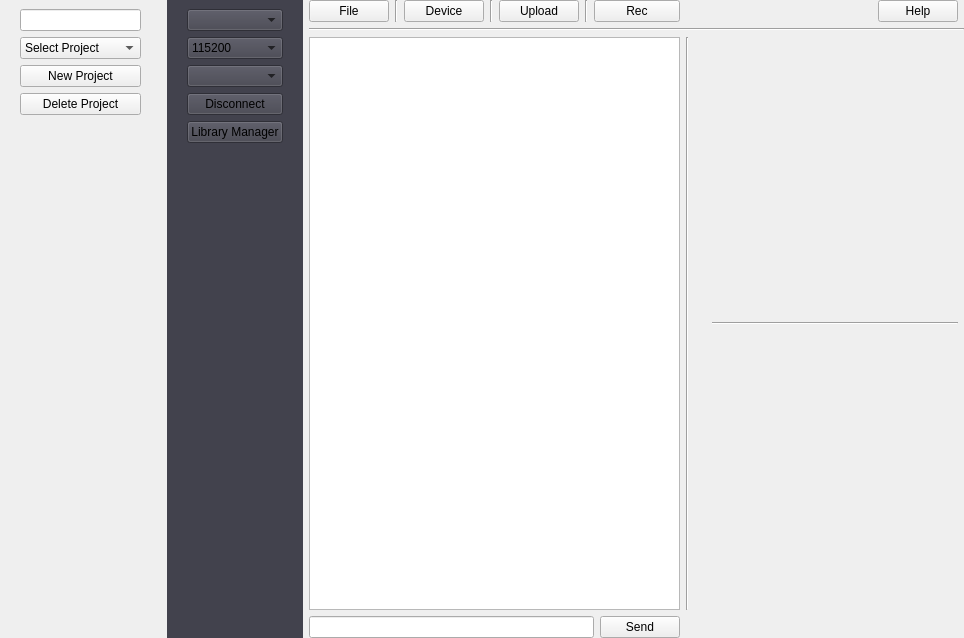
The window that Ui/GraphingUi.ui (OrionAerospaceYT/SideKick) describes before a commit, drawn with Qt 5.
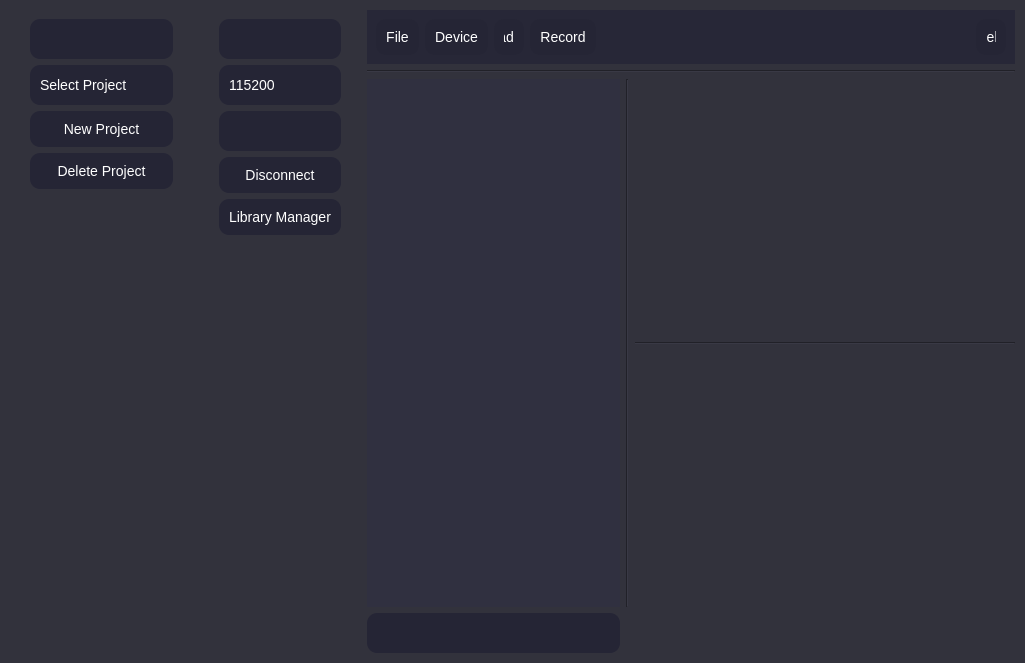
The same window after the commit. Icons and pictures are not drawn.

Commit message:
New GUI font and layout
Added top bar to have colour and its own horizontal layout.

The edit to the form file:
```diff
--- a/Ui/GraphingUi.ui
+++ b/Ui/GraphingUi.ui
@@ -6,8 +6,8 @@
    <rect>
     <x>0</x>
     <y>0</y>
-    <width>964</width>
-    <height>638</height>
+    <width>1025</width>
+    <height>663</height>
    </rect>
   </property>
   <property name="acceptDrops">
@@ -16,6 +16,150 @@
   <property name="windowTitle">
    <string>SideKick</string>
   </property>
+  <property name="styleSheet">
+   <string notr="true">/*General Styling*/
+* {
+  
+	font: 8pt &quot;MS Gothic&quot;;
+  font-size: 14px;
+  background-color: #32323C;
+  color: #FFFFFF;
+}
+
+/*Button Styling*/
+QPushButton {
+  padding: 10px 10px;
+  text-align: center;
+  outline: none;
+  background-color: #252535;
+  border: none;
+  border-radius: 10px;
+}
+QPushButton#upload {
+  image: url(Ui/U_Arrow.png);
+  image-position: left;
+  text-align: right;
+  padding-left: 10px;
+  width: 10px;
+}
+QPushButton#send {
+  image: url(Ui/U_Arrow.png);
+  image-position: left;
+  padding-left: 10px;
+  width: 10px;
+}
+QPushButton#help {
+  image: url(Ui/Help.png);
+  image-position: left;
+  padding-left: 10px;
+  width: 10px;
+}
+QPushButton#new_project {
+  image: url(Ui/Folder.png);
+  image-position: left;
+  padding-left: 10px;
+  width: 10px;
+}
+QPushButton#disconnect {
+  image: url(Ui/Plug.png);
+  image-position: left;
+  padding-left: 10px;
+  width: 10px;
+}
+QPushButton#render {
+  image: url(Ui/SideKick_White.png);
+  image-position: left;
+  padding-left: 10px;
+  width: 20px;
+}
+QPushButton:pressed {
+  background-color: #000;
+}
+QPushButton:hover:!pressed{
+  background-color: #151525;
+}
+
+/*Combo Box Styling*/
+QComboBox {
+  padding: 10px 10px;
+  text-align: center;
+  outline: none;
+  background-color: #252535;
+  border: none;
+  border-radius: 10px;
+  height: 20px;
+}
+QComboBox:pressed {
+  background-color: #000;
+}
+QComboBox:hover:!pressed{
+  background-color: #151525;
+}
+QComboBox:editable {
+  background: #252535;
+}
+  QComboBox:!editable,
+  QComboBox::drop-down:editable,
+  QComboBox:!editable:on,
+  QComboBox::drop-down:editable:on {
+  background: #252535;
+}
+QComboBox::drop-down {
+  subcontrol-origin: padding;
+  subcontrol-position: top right;
+  border-left: none;
+  color: #00f0c3;
+}
+QComboBox::down-arrow {
+  image: url(Ui/D_Arrow.png);
+  image-position: right;
+  padding-right: 50px;
+  width: 50px;
+  height: 20px;
+}
+QComboBox QAbstractItemView {
+  background: #252535;
+  border: none;
+  color: #00f0c3;
+}
+
+/*Line Edit Styling*/
+QLineEdit {
+  padding: 10px 10px;
+  text-align: center;
+  outline: none;
+  background-color: #252535;
+  border: none;
+  border-radius: 10px;
+  height: 20px;
+}
+QLineEdit:hover:!pressed{
+  background-color: #151525;
+}
+
+/*Label Styling*/
+QLabel {
+  font-size: 20px;
+  font-weight: bold;
+  padding-left: 6px;
+}
+
+/*Text Box Styling*/
+QTextBrowser {
+  border: none;
+  padding-left: 40px;
+  background-color: #303040;
+}
+
+QMenuBar {
+  background-color: #151525;
+}
+
+/*Removes the border from the scroll area*/
+QScrollArea {
+  border: none;
+}</string>
+  </property>
   <widget class="QWidget" name="centralwidget">
    <layout class="QGridLayout" name="gridLayout_2">
     <property name="leftMargin">
@@ -31,123 +175,34 @@
      <number>0</number>
     </property>
     <item row="0" column="0">
-     <layout class="QGridLayout" name="gridLayout" rowstretch="0,0,0,0,0,0" columnstretch="0,0,0,0,0,0,0,0,0,0,0,0,0,0">
-      <item row="4" column="11" colspan="2">
-       <widget class="QWidget" name="bottom_widget" native="true"/>
-      </item>
-      <item row="0" column="4">
-       <widget class="QPushButton" name="device">
-        <property name="text">
-         <string>Device</string>
+     <layout class="QGridLayout" name="gridLayout" rowstretch="0,0,1,0,1,0" columnstretch="0,0,1,1,0,3,0">
+      <property name="leftMargin">
+       <number>10</number>
+      </property>
+      <property name="topMargin">
+       <number>10</number>
+      </property>
+      <property name="rightMargin">
+       <number>10</number>
+      </property>
+      <property name="bottomMargin">
+       <number>10</number>
+      </property>
+      <item row="2" column="2" rowspan="3" colspan="2">
+       <widget class="QTextBrowser" name="terminal">
+        <property name="styleSheet">
+         <string notr="true"/>
         </property>
        </widget>
       </item>
-      <item row="2" column="2" rowspan="3" colspan="8">
-       <widget class="QTextBrowser" name="terminal"/>
-      </item>
-      <item row="0" column="2">
-       <widget class="QPushButton" name="file">
-        <property name="text">
-         <string>File</string>
-        </property>
-       </widget>
-      </item>
-      <item row="0" column="12">
-       <widget class="QPushButton" name="help">
-        <property name="text">
-         <string>Help</string>
-        </property>
-       </widget>
-      </item>
-      <item row="0" column="6">
-       <widget class="QPushButton" name="pushButton">
-        <property name="text">
-         <string>Upload</string>
-        </property>
-       </widget>
-      </item>
-      <item row="0" column="11">
-       <spacer name="button_spacer">
-        <property name="orientation">
-         <enum>Qt::Horizontal</enum>
-        </property>
-        <property name="sizeHint" stdset="0">
-         <size>
-          <width>40</width>
-          <height>20</height>
-         </size>
-        </property>
-       </spacer>
-      </item>
-      <item row="2" column="11" colspan="2">
-       <widget class="QWidget" name="top_widget" native="true"/>
-      </item>
-      <item row="5" column="2" colspan="7">
-       <widget class="QLineEdit" name="message"/>
-      </item>
-      <item row="0" column="8" colspan="2">
-       <widget class="QPushButton" name="record">
-        <property name="text">
-         <string>Rec</string>
-        </property>
-       </widget>
-      </item>
-      <item row="5" column="9">
-       <widget class="QPushButton" name="send">
-        <property name="text">
-         <string>Send</string>
-        </property>
-       </widget>
-      </item>
-      <item row="2" column="10" rowspan="3">
+      <item row="2" column="4" rowspan="3">
        <widget class="Line" name="terminal_divider">
         <property name="orientation">
          <enum>Qt::Vertical</enum>
         </property>
        </widget>
       </item>
-      <item row="3" column="11" colspan="2">
-       <widget class="Line" name="horizontal_divider">
-        <property name="orientation">
-         <enum>Qt::Horizontal</enum>
-        </property>
-       </widget>
-      </item>
-      <item row="0" column="3">
-       <widget class="Line" name="line">
-        <property name="orientation">
-         <enum>Qt::Vertical</enum>
-        </property>
-       </widget>
-      </item>
-      <item row="0" column="5">
-       <widget class="Line" name="line_2">
-        <property name="orientation">
-         <enum>Qt::Vertical</enum>
-        </property>
-       </widget>
-      </item>
-      <item row="0" column="7">
-       <widget class="Line" name="line_3">
-        <property name="orientation">
-         <enum>Qt::Vertical</enum>
-        </property>
-       </widget>
-      </item>
-      <item row="0" column="10">
-       <widget class="QLabel" name="record_light">
-        <property name="minimumSize">
-         <size>
-          <width>20</width>
-          <height>20</height>
-         </size>
-        </property>
-        <property name="text">
-         <string/>
-        </property>
-       </widget>
-      </item>
-      <item row="1" column="2" colspan="12">
+      <item row="1" column="2" colspan="5">
        <widget class="Line" name="top_bar">
         <property name="orientation">
          <enum>Qt::Horizontal</enum>
@@ -157,7 +212,147 @@
       <item row="0" column="1" rowspan="6">
        <widget class="QFrame" name="device_layout">
         <property name="styleSheet">
-         <string notr="true">background-color: #42424D;</string>
+         <string notr="true">/*General Styling*/
+* {
+  font: 8pt &quot;MS Gothic&quot;;
+  font-size: 14px;
+  background-color: #32323C;
+  color: #FFFFFF;
+}
+
+/*Button Styling*/
+QPushButton {
+  padding: 10px 10px;
+  text-align: center;
+  outline: none;
+  background-color: #252535;
+  border: none;
+  border-radius: 10px;
+}
+QPushButton#upload {
+  image: url(Ui/U_Arrow.png);
+  image-position: left;
+  text-align: right;
+  padding-left: 10px;
+  width: 10px;
+}
+QPushButton#send {
+  image: url(Ui/U_Arrow.png);
+  image-position: left;
+  padding-left: 10px;
+  width: 10px;
+}
+QPushButton#help {
+  image: url(Ui/Help.png);
+  image-position: left;
+  padding-left: 10px;
+  width: 10px;
+}
+QPushButton#new_project {
+  image: url(Ui/Folder.png);
+  image-position: left;
+  padding-left: 10px;
+  width: 10px;
+}
+QPushButton#disconnect {
+  image: url(Ui/Plug.png);
+  image-position: left;
+  padding-left: 10px;
+  width: 10px;
+}
+QPushButton#render {
+  image: url(Ui/SideKick_White.png);
+  image-position: left;
+  padding-left: 10px;
+  width: 20px;
+}
+QPushButton:pressed {
+  background-color: #000;
+}
+QPushButton:hover:!pressed{
+  background-color: #151525;
+}
+
+/*Combo Box Styling*/
+QComboBox {
+  padding: 10px 10px;
+  text-align: center;
+  outline: none;
+  background-color: #252535;
+  border: none;
+  border-radius: 10px;
+  height: 20px;
+}
+QComboBox:pressed {
+  background-color: #000;
+}
+QComboBox:hover:!pressed{
+  background-color: #151525;
+}
+QComboBox:editable {
+  background: #252535;
+}
+  QComboBox:!editable,
+  QComboBox::drop-down:editable,
+  QComboBox:!editable:on,
+  QComboBox::drop-down:editable:on {
+  background: #252535;
+}
+QComboBox::drop-down {
+  subcontrol-origin: padding;
+  subcontrol-position: top right;
+  border-left: none;
+  color: #00f0c3;
+}
+QComboBox::down-arrow {
+  image: url(Ui/D_Arrow.png);
+  image-position: right;
+  padding-right: 50px;
+  width: 50px;
+  height: 20px;
+}
+QComboBox QAbstractItemView {
+  background: #252535;
+  border: none;
+  color: #00f0c3;
+}
+
+/*Line Edit Styling*/
+QLineEdit {
+  padding: 10px 10px;
+  text-align: center;
+  outline: none;
+  background-color: #252535;
+  border: none;
+  border-radius: 10px;
+  height: 20px;
+}
+QLineEdit:hover:!pressed{
+  background-color: #151525;
+}
+
+/*Label Styling*/
+QLabel {
+  font-size: 20px;
+  font-weight: bold;
+  padding-left: 6px;
+}
+
+/*Text Box Styling*/
+QTextBrowser {
+  border: none;
+  padding-left: 40px;
+  /*border-image: url(Ui/Schematic.png) 0 0 0 0 strech strech;*/
+}
+
+QMenuBar {
+  background-color: #151525;
+}
+
+/*Removes the border from the scroll area*/
+QScrollArea {
+  border: none;
+}</string>
         </property>
         <layout class="QVBoxLayout" name="dhsgd">
          <property name="leftMargin">
@@ -238,7 +433,147 @@
          </size>
         </property>
         <property name="styleSheet">
-         <string notr="true"/>
+         <string notr="true">/*General Styling*/
+* {
+font: 8pt &quot;MS Gothic&quot;;
+  font-size: 14px;
+  background-color: #32323C;
+  color: #FFFFFF;
+}
+
+/*Button Styling*/
+QPushButton {
+  padding: 10px 10px;
+  text-align: center;
+  outline: none;
+  background-color: #252535;
+  border: none;
+  border-radius: 10px;
+}
+QPushButton#upload {
+  image: url(Ui/U_Arrow.png);
+  image-position: left;
+  text-align: right;
+  padding-left: 10px;
+  width: 10px;
+}
+QPushButton#send {
+  image: url(Ui/U_Arrow.png);
+  image-position: left;
+  padding-left: 10px;
+  width: 10px;
+}
+QPushButton#help {
+  image: url(Ui/Help.png);
+  image-position: left;
+  padding-left: 10px;
+  width: 10px;
+}
+QPushButton#new_project {
+  image: url(Ui/Folder.png);
+  image-position: left;
+  padding-left: 10px;
+  width: 10px;
+}
+QPushButton#disconnect {
+  image: url(Ui/Plug.png);
+  image-position: left;
+  padding-left: 10px;
+  width: 10px;
+}
+QPushButton#render {
+  image: url(Ui/SideKick_White.png);
+  image-position: left;
+  padding-left: 10px;
+  width: 20px;
+}
+QPushButton:pressed {
+  background-color: #000;
+}
+QPushButton:hover:!pressed{
+  background-color: #151525;
+}
+
+/*Combo Box Styling*/
+QComboBox {
+  padding: 10px 10px;
+  text-align: center;
+  outline: none;
+  background-color: #252535;
+  border: none;
+  border-radius: 10px;
+  height: 20px;
+}
+QComboBox:pressed {
+  background-color: #000;
+}
+QComboBox:hover:!pressed{
+  background-color: #151525;
+}
+QComboBox:editable {
+  background: #252535;
+}
+  QComboBox:!editable,
+  QComboBox::drop-down:editable,
+  QComboBox:!editable:on,
+  QComboBox::drop-down:editable:on {
+  background: #252535;
+}
+QComboBox::drop-down {
+  subcontrol-origin: padding;
+  subcontrol-position: top right;
+  border-left: none;
+  color: #00f0c3;
+}
+QComboBox::down-arrow {
+  image: url(Ui/D_Arrow.png);
+  image-position: right;
+  padding-right: 50px;
+  width: 50px;
+  height: 20px;
+}
+QComboBox QAbstractItemView {
+  background: #252535;
+  border: none;
+  color: #00f0c3;
+}
+
+/*Line Edit Styling*/
+QLineEdit {
+  padding: 10px 10px;
+  text-align: center;
+  outline: none;
+  background-color: #252535;
+  border: none;
+  border-radius: 10px;
+  height: 20px;
+}
+QLineEdit:hover:!pressed{
+  background-color: #151525;
+}
+
+/*Label Styling*/
+QLabel {
+  font-size: 20px;
+  font-weight: bold;
+  padding-left: 6px;
+}
+
+/*Text Box Styling*/
+QTextBrowser {
+  border: none;
+  padding-left: 40px;
+  /*border-image: url(Ui/Schematic.png) 0 0 0 0 strech strech;*/
+}
+
+QMenuBar {
+  background-color: #151525;
+}
+
+/*Removes the border from the scroll area*/
+QScrollArea {
+  border: none;
+}</string>
         </property>
         <layout class="QVBoxLayout" name="file_menu">
          <property name="sizeConstraint">
@@ -292,6 +627,241 @@
         </layout>
        </widget>
       </item>
+      <item row="4" column="5" colspan="2">
+       <widget class="QWidget" name="bottom_widget" native="true"/>
+      </item>
+      <item row="3" column="5" colspan="2">
+       <widget class="Line" name="horizontal_divider">
+        <property name="orientation">
+         <enum>Qt::Horizontal</enum>
+        </property>
+       </widget>
+      </item>
+      <item row="5" column="2" colspan="2">
+       <widget class="QLineEdit" name="message"/>
+      </item>
+      <item row="5" column="5" colspan="2">
+       <widget class="QLabel" name="bottom_update">
+        <property name="text">
+         <string/>
+        </property>
+       </widget>
+      </item>
+      <item row="2" column="5" colspan="2">
+       <widget class="QWidget" name="top_widget" native="true"/>
+      </item>
+      <item row="0" column="2" colspan="5">
+       <widget class="QFrame" name="horizontalFrame">
+        <property name="styleSheet">
+         <string notr="true">/*General Styling*/
+* {
+	
+	font: 8pt &quot;MS Gothic&quot;;
+  font-size: 14px;
+  background-color: #272737;
+  color: #FFFFFF;
+}
+
+/*Button Styling*/
+QPushButton {
+  padding: 10px 10px;
+  text-align: center;
+  outline: none;
+  background-color: #252535;
+  border: none;
+  border-radius: 10px;
+}
+QPushButton#upload {
+  image: url(Ui/U_Arrow.png);
+  image-position: left;
+  text-align: right;
+  padding-left: 10px;
+  width: 10px;
+}
+QPushButton#send {
+  image: url(Ui/U_Arrow.png);
+  image-position: left;
+  padding-left: 10px;
+  width: 10px;
+}
+QPushButton#help {
+  image: url(Ui/Help.png);
+  image-position: left;
+  padding-left: 10px;
+  width: 10px;
+}
+QPushButton#new_project {
+  image: url(Ui/Folder.png);
+  image-position: left;
+  padding-left: 10px;
+  width: 10px;
+}
+QPushButton#disconnect {
+  image: url(Ui/Plug.png);
+  image-position: left;
+  padding-left: 10px;
+  width: 10px;
+}
+QPushButton#render {
+  image: url(Ui/SideKick_White.png);
+  image-position: left;
+  padding-left: 10px;
+  width: 20px;
+}
+QPushButton:pressed {
+  background-color: #000;
+}
+QPushButton:hover:!pressed{
+  background-color: #151525;
+}
+
+/*Combo Box Styling*/
+QComboBox {
+  padding: 10px 10px;
+  text-align: center;
+  outline: none;
+  background-color: #252535;
+  border: none;
+  border-radius: 10px;
+  height: 20px;
+}
+QComboBox:pressed {
+  background-color: #000;
+}
+QComboBox:hover:!pressed{
+  background-color: #151525;
+}
+QComboBox:editable {
+  background: #252535;
+}
+  QComboBox:!editable,
+  QComboBox::drop-down:editable,
+  QComboBox:!editable:on,
+  QComboBox::drop-down:editable:on {
+  background: #252535;
+}
+QComboBox::drop-down {
+  subcontrol-origin: padding;
+  subcontrol-position: top right;
+  border-left: none;
+  color: #00f0c3;
+}
+QComboBox::down-arrow {
+  image: url(Ui/D_Arrow.png);
+  image-position: right;
+  padding-right: 50px;
+  width: 50px;
+  height: 20px;
+}
+QComboBox QAbstractItemView {
+  background: #252535;
+  border: none;
+  color: #00f0c3;
+}
+
+/*Line Edit Styling*/
+QLineEdit {
+  padding: 10px 10px;
+  text-align: center;
+  outline: none;
+  background-color: #252535;
+  border: none;
+  border-radius: 10px;
+  height: 20px;
+}
+QLineEdit:hover:!pressed{
+  background-color: #151525;
+}
+
+/*Label Styling*/
+QLabel {
+  font-size: 20px;
+  font-weight: bold;
+  padding-left: 6px;
+}
+
+/*Text Box Styling*/
+QTextBrowser {
+  border: none;
+  padding-left: 40px;
+  background-color: #303040;
+}
+
+QMenuBar {
+  background-color: #151525;
+}
+
+/*Removes the border from the scroll area*/
+QScrollArea {
+  border: none;
+}</string>
+        </property>
+        <layout class="QHBoxLayout" name="horizontalLayout">
+         <item>
+          <widget class="QPushButton" name="file">
+           <property name="text">
+            <string>File</string>
+           </property>
+          </widget>
+         </item>
+         <item>
+          <widget class="QPushButton" name="device">
+           <property name="text">
+            <string>Device</string>
+           </property>
+          </widget>
+         </item>
+         <item>
+          <widget class="QPushButton" name="upload">
+           <property name="text">
+            <string>Upload</string>
+           </property>
+          </widget>
+         </item>
+         <item>
+          <widget class="QPushButton" name="record">
+           <property name="text">
+            <string>Record</string>
+           </property>
+          </widget>
+         </item>
+         <item>
+          <widget class="QLabel" name="record_light">
+           <property name="text">
+            <string/>
+           </property>
+          </widget>
+         </item>
+         <item>
+          <spacer name="horizontalSpacer">
+           <property name="orientation">
+            <enum>Qt::Horizontal</enum>
+           </property>
+           <property name="sizeHint" stdset="0">
+            <size>
+             <width>40</width>
+             <height>20</height>
+            </size>
+           </property>
+          </spacer>
+         </item>
+         <item>
+          <widget class="QLabel" name="top_update">
+           <property name="text">
+            <string/>
+           </property>
+          </widget>
+         </item>
+         <item>
+          <widget class="QPushButton" name="help">
+           <property name="text">
+            <string>Help</string>
+           </property>
+          </widget>
+         </item>
+        </layout>
+       </widget>
+      </item>
      </layout>
     </item>
    </layout>
```
The commit also changes 6 other files.
